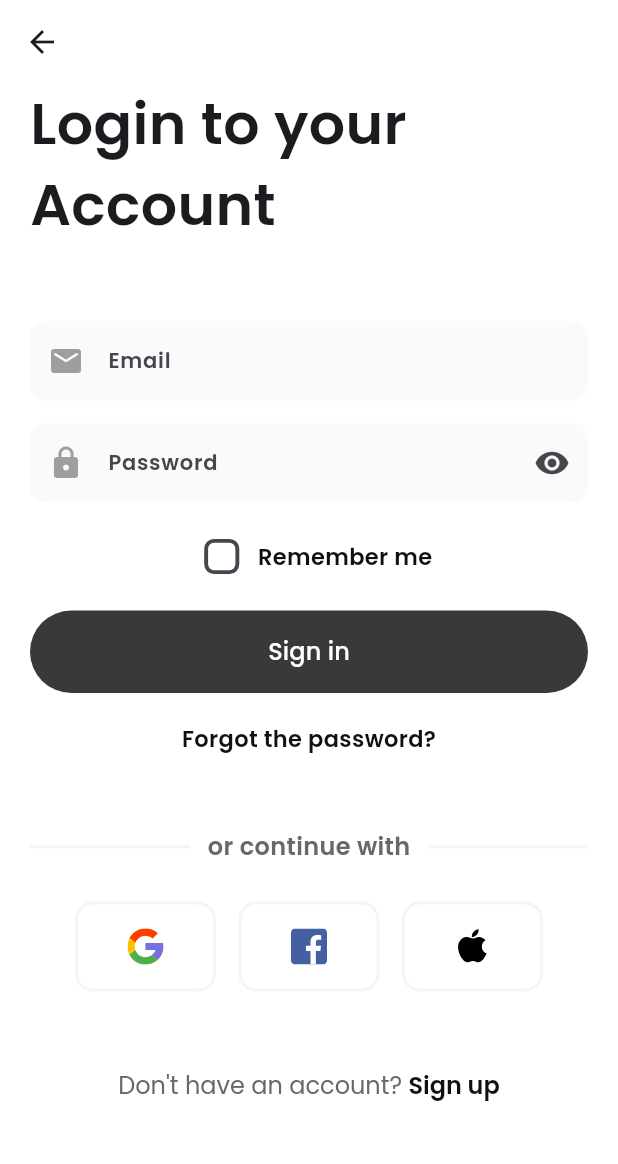
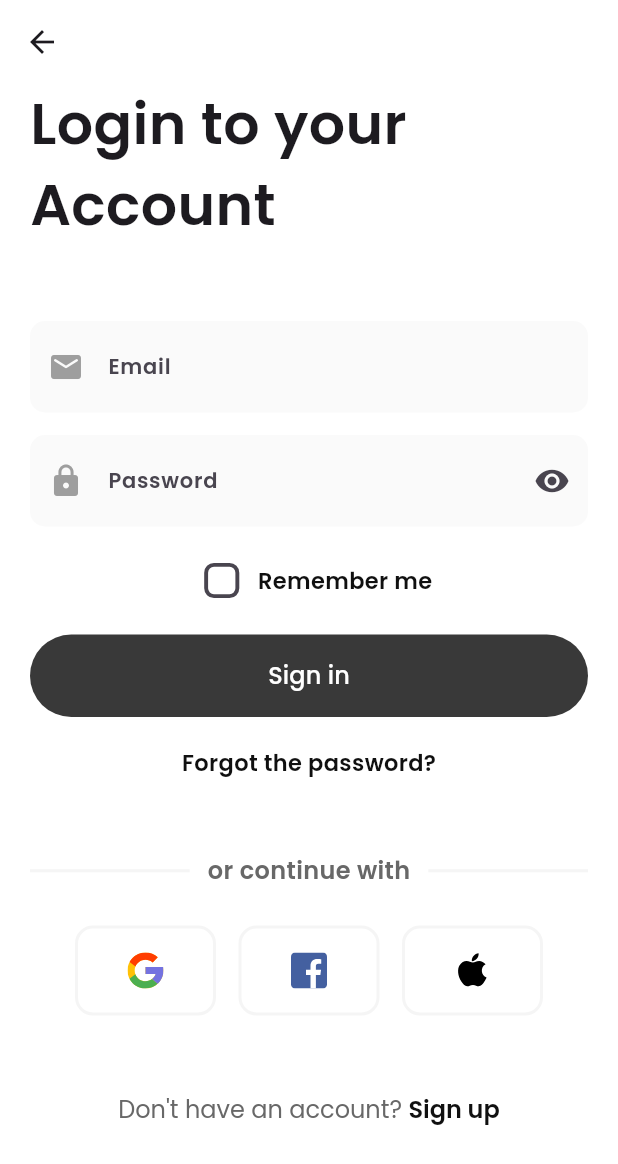
Before and after one commit to Aman-Singh-Rawat/E-Commerce-App, a Flutter app: the SignInScreen screen opened directly, on a phone screen of 412 x 824 dp. Shown: the top 1164 px of the screen. Run offline on Flutter 3.47's test engine with Material 3 defaults, Android fonts, the phone set to English and light mode, and no system bars; our stand-ins replace flutter_svg, google_fonts.

```diff
--- a/lib/main.dart
+++ b/lib/main.dart
@@ -1,11 +1,12 @@
 import 'package:flutter/material.dart';
+import 'package:shoesy/screens/authentication/sign_in_screen.dart';
 import 'package:shoesy/screens/splash/splash_screen.dart';
 
 void main() {
   runApp(
     const MaterialApp(
       debugShowCheckedModeBanner: false,
-      home: SplashScreen(),
+      home: SignInScreen(),
     ),
   );
 }
--- a/lib/screens/onboarding/onboarding_screen.dart
+++ b/lib/screens/onboarding/onboarding_screen.dart
@@ -1,6 +1,5 @@
 import 'package:flutter/material.dart';
 import 'package:google_fonts/google_fonts.dart';
-import 'package:shoesy/screens/authentication/sign_in_screen.dart';
 import 'package:shoesy/screens/authentication/social_login_screen.dart';
 import 'package:shoesy/widgets/custom_button.dart';
 
--- a/lib/widgets/auth_input_fields.dart
+++ b/lib/widgets/auth_input_fields.dart
@@ -28,6 +28,7 @@ class _AuthInputFieldsState extends State<AuthInputFields> {
   );
 
   final _decoration = InputDecoration(
+    contentPadding: EdgeInsets.symmetric(vertical: 20),
     enabledBorder: OutlineInputBorder(
       borderRadius: BorderRadius.circular(10),
       borderSide: BorderSide.none,
```
